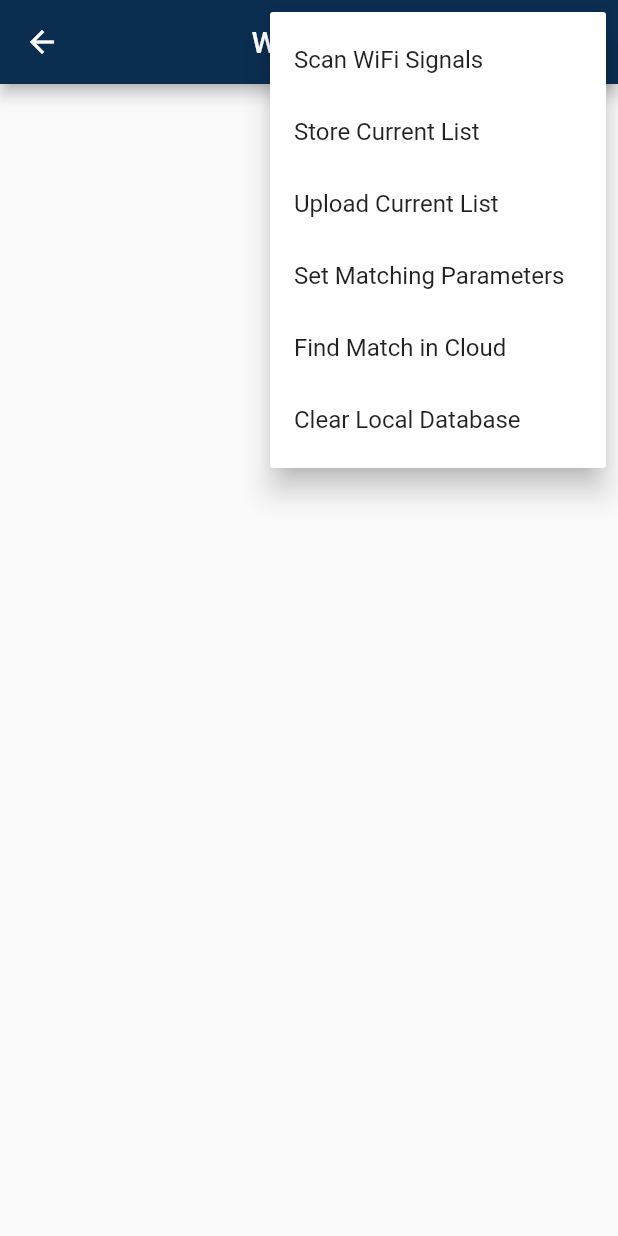
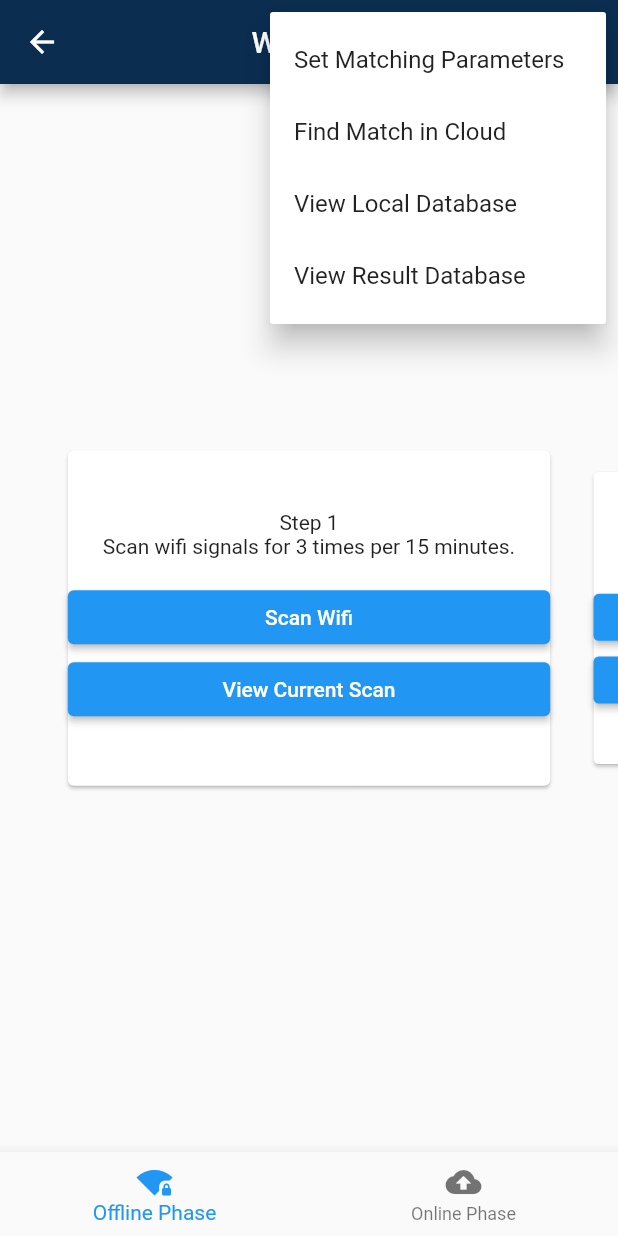
Before and after one commit to theBoilingPoint/wifi_scanning_contact_tracing, a Flutter app: the MyHomePage screen opened directly, after a tap on the "more vert" icon, on a phone screen of 412 x 824 dp. Run offline on Flutter 3.47's test engine with Material 2 defaults, Android fonts, the phone set to English and light mode, and no system bars; drawn by our look-alikes of carousel_slider; our stand-ins replace cloud_firestore, firebase_auth, firebase_core, hexcolor, sembast, tuple and 1 more; accounts and stored records are empty.

Commit message:
Constructing steps cards.

```diff
--- /dev/null
+++ b/lib/screens/demo/db_operations.dart
@@ -0,0 +1,62 @@
+import 'package:collection/collection.dart';
+import 'package:wifi/wifi.dart';
+import 'package:wifi_scanning_flutter/data/result_dao.dart';
+import 'package:wifi_scanning_flutter/data/wifi_dao.dart';
+import 'package:wifi_scanning_flutter/models/customised_result.dart';
+import 'package:wifi_scanning_flutter/models/customised_wifi.dart';
+import 'package:wifi_scanning_flutter/services/cloud_database.dart';
+
+class DatabaseOperations {
+  WifiDao wifiDao = WifiDao();
+  ResultDao resultDao = ResultDao();
+
+  Future<List<WifiResult>> scanWifi() async {
+    return await Wifi.list('');
+  }
+
+  Future<void> storeScansInLocalDatabase(List<WifiResult> ssidList) async {
+    String timeStamp = DateTime.now().toString();
+    for (var i = 0; i < ssidList.length; i++) {
+      CustomisedWifi curWifi = new CustomisedWifi(timeStamp, ssidList[i].ssid,
+          ssidList[i].bssid, ssidList[i].level, ssidList[i].frequency);
+      await wifiDao.insert(curWifi);
+    }
+  }
+
+  Future<void> uploadScansToCloud(String userId) async {
+    List<CustomisedWifi> wifiListInDatabase =
+        await wifiDao.getAllSortedBy("dateTime");
+    Map<String, List<CustomisedWifi>> groupedwifiList = groupBy(
+        wifiListInDatabase, (CustomisedWifi eachSignal) => eachSignal.dateTime);
+    Map<String, List<Map>> newGroupedWifiList = Map();
+    groupedwifiList.forEach((key, value) {
+      List<Map> newValue = [];
+      value.forEach((element) {
+        newValue.add(element.toMap());
+      });
+      newGroupedWifiList[key] = newValue;
+    });
+
+    await DatabaseService(uid: userId).updateUserData(newGroupedWifiList);
+  }
+
+  Future<void> insertResultToDb(CustomisedResult result) async {
+    await resultDao.insert(result);
+  }
+
+  void printWiFiListInLocalDatabase() async {
+    List wifiListInDatabase = await wifiDao.getAllSortedBy("dateTime");
+    wifiListInDatabase.forEach((element) {
+      print(
+          "Time: ${element.dateTime} SSID: ${element.ssid} BSSID: ${element.bssid} RSSI: ${element.rssi} Frequency: ${element.frequency}");
+    });
+  }
+
+  void clearLocalDataBase() {
+    wifiDao.deleteAll();
+  }
+
+  Future<void> clearCloudDataBase(String userId) async {
+    await DatabaseService(uid: userId).deleteAllScansOfCurrentUser();
+  }
+}
--- /dev/null
+++ b/lib/screens/demo/widgets/cards.dart
@@ -0,0 +1,127 @@
+import 'package:flutter/material.dart';
+import 'package:wifi/wifi.dart';
+import 'package:wifi_scanning_flutter/screens/demo/db_operations.dart';
+
+import 'step_card.dart';
+
+class CardsCreator {
+  DatabaseOperations databaseOperations = DatabaseOperations();
+  List<WifiResult> ssidList = [];
+
+  List<Widget> createOnlineStepCards() {
+    List<StepCard> stepCards = [
+      StepCard(
+        stepNum: 1,
+        description: "Download other users' scans from the cloud",
+        buttons: [],
+      ),
+      StepCard(
+        stepNum: 2,
+        description: """For each scan in the local database, see if there is a scan from the cloud that is made within 15 minutes. Get 2 sets of matching, 1 for local and 1 for cloud.""",
+        buttons: [],
+      ),
+      StepCard(
+        stepNum: 3,
+        description: """Group items in each set by timestamps and obtain 2 maps. Loop through entries of each map and return true if the similarity between 2 lists of scans within the same timestamp is above the threshold.""",
+        buttons: [],
+      )
+    ];
+    return stepCards;
+  }
+
+  List<Widget> createOfflineStepCards(BuildContext context, String userId) {
+    List<StepCard> stepCards = [
+      StepCard(
+        stepNum: 1,
+        description: "Scan wifi signals for 3 times per 15 minutes.",
+        buttons: [
+          ElevatedButton(
+            child: Text("Scan Wifi"),
+            onPressed: () async {
+              ssidList = await databaseOperations.scanWifi();
+              ScaffoldMessenger.of(context).showSnackBar(const SnackBar(
+                content: Text("Scan finished."),
+              ));
+            },
+          ),
+          ElevatedButton(
+            child: Text("View Current Scan"),
+            onPressed: () {
+              Navigator.push(
+                  context,
+                  MaterialPageRoute(
+                      builder: (context) => ListView.builder(
+                          padding: EdgeInsets.all(8.0),
+                          itemCount: ssidList.length,
+                          itemBuilder: (BuildContext context, int index) {
+                            if (ssidList.isEmpty) {
+                              return Column(
+                                  //TODO need to figure out a display for empty scan!
+                                  );
+                            } else {
+                              return Material(
+                                child: ListTile(
+                                    title: Text(
+                                        "BSSID: ${ssidList[index].bssid} RSSI: ${ssidList[index].level}dBm Frequency: ${ssidList[index].frequency}MHz")),
+                              );
+                            }
+                          })));
+            },
+          ),
+        ],
+      ),
+      StepCard(
+        stepNum: 2,
+        description: "Store each scan in the local database",
+        buttons: [
+          ElevatedButton(
+            child: Text("Store Current Scan"),
+            onPressed: () {
+              databaseOperations.storeScansInLocalDatabase(ssidList);
+              ScaffoldMessenger.of(context).showSnackBar(const SnackBar(
+                content: Text("Current scan is stored."),
+              ));
+            },
+          ),
+          ElevatedButton(
+            child: Text("Clear Local Database"),
+            onPressed: () {},
+            onLongPress: () {
+              databaseOperations.clearLocalDataBase();
+              ScaffoldMessenger.of(context).showSnackBar(const SnackBar(
+                content: Text("Local database is cleared."),
+              ));
+            },
+          ),
+        ],
+      ),
+      StepCard(
+        stepNum: 3,
+        description:
+            "Once the user is tested postive, the scans in the local database within 7 days will be uploaded to the cloud database.",
+        buttons: [
+          ElevatedButton(
+            child: Text("Upload to Cloud"),
+            onPressed: () {
+              databaseOperations.uploadScansToCloud(userId);
+              ScaffoldMessenger.of(context).showSnackBar(const SnackBar(
+                content: Text("Current local database has been uploaded."),
+              ));
+            },
+          ),
+          ElevatedButton(
+            child: Text("Clear Current User's Cloud Data"),
+            onPressed: () {},
+            onLongPress: () {
+              databaseOperations.clearCloudDataBase(userId);
+              ScaffoldMessenger.of(context).showSnackBar(const SnackBar(
+                content: Text("Current cloud database has been cleared."),
+              ));
+            },
+          ),
+        ],
+      ),
+    ];
+    return stepCards;
+  }
+}
--- /dev/null
+++ b/lib/screens/demo/widgets/step_card.dart
@@ -0,0 +1,38 @@
+import 'package:flutter/material.dart';
+
+class StepCard extends StatefulWidget {
+  final int stepNum;
+  final String description;
+  final List buttons;
+
+  StepCard({Key key, this.stepNum, this.description, this.buttons})
+      : super(key: key);
+
+  @override
+  _StepCardState createState() => _StepCardState();
+}
+
+class _StepCardState extends State<StepCard> {
+  @override
+  Widget build(BuildContext context) {
+    return Card(
+      child: Column(
+        mainAxisAlignment: MainAxisAlignment.center,
+        mainAxisSize: MainAxisSize.max,
+        children: <Widget>[
+          Text("Step ${widget.stepNum.toString()}"),
+          Text(widget.description),
+          SizedBox(height: 15,),
+          ListView.builder(
+            physics: NeverScrollableScrollPhysics(),
+            shrinkWrap: true,
+            itemCount: widget.buttons.length,
+            itemBuilder: (context, index) {
+              return widget.buttons[index];
+            }
+          ),
+        ],
+      ),
+    );
+  }
+}
--- a/lib/screens/demo/wifi.dart
+++ b/lib/screens/demo/wifi.dart
@@ -1,18 +1,15 @@
 import 'dart:async';
 
-import 'package:cloud_firestore/cloud_firestore.dart';
-import 'package:collection/collection.dart';
+import 'package:carousel_slider/carousel_slider.dart';
 import 'package:flutter/material.dart';
 import 'package:hexcolor/hexcolor.dart';
 import 'package:provider/provider.dart';
-import 'package:wifi/wifi.dart';
-import 'package:wifi_scanning_flutter/data/result_dao.dart';
-import 'package:wifi_scanning_flutter/data/wifi_dao.dart';
-import 'package:wifi_scanning_flutter/models/customised_result.dart';
+import 'package:tuple/tuple.dart';
 import 'package:wifi_scanning_flutter/models/customised_user.dart';
-import 'package:wifi_scanning_flutter/models/customised_wifi.dart';
+import 'package:wifi_scanning_flutter/screens/demo/db_operations.dart';
+import 'package:wifi_scanning_flutter/screens/demo/widgets/cards.dart';
+import 'package:wifi_scanning_flutter/screens/demo/widgets/dialogs.dart';
 import 'package:wifi_scanning_flutter/screens/demo/wifi_matching.dart';
-import 'package:wifi_scanning_flutter/services/cloud_database.dart';
 
 class MyHomePage extends StatefulWidget {
   const MyHomePage({Key wifiList}) : super(key: wifiList);
@@ -22,11 +19,12 @@ class MyHomePage extends StatefulWidget {
 }
 
 class _MyHomePageState extends State<MyHomePage> {
-  int level = 0;
-  List<WifiResult> ssidList = [];
-  WifiDao wifiDao = WifiDao();
-  ResultDao resultDao = ResultDao();
   WifiMatching matcher = new WifiMatching();
+  DatabaseOperations databaseOperations = DatabaseOperations();
+
+  DialogsCreator dialogsCreator = DialogsCreator();
+  CardsCreator cardsCreator = CardsCreator();
+  int bottomNavigationBarIdx = 0;
 
   bool hasMatch;
   double strongestNPercentInRssi = 0;
@@ -37,10 +35,18 @@ class _MyHomePageState extends State<MyHomePage> {
     super.initState();
   }
 
+  void _onItemTapped(int index) {
+    setState(() {
+      bottomNavigationBarIdx = index;
+    });
+  }
+
   @override
   Widget build(BuildContext context) {
     final user = Provider.of<CustomisedUser>(context);
     final Color kingsBlue = HexColor('#0a2d50');
+    List<Widget> _widgetOptions =
+        createBottomNavigatorBarWidgets(context, user.uid);
 
     return Scaffold(
       appBar: AppBar(
@@ -51,24 +57,11 @@ class _MyHomePageState extends State<MyHomePage> {
           PopupMenuButton<String>(
             onSelected: (val) async {
               switch (val) {
-                case TextMenu.scan:
-                  await loadData();
-                  break;
-                case TextMenu.store:
-                  await storeScansInLocalDatabase();
-                  ScaffoldMessenger.of(context).showSnackBar(const SnackBar(
-                    content: Text("Scans have been saved locally."),
-                  ));
-                  printWiFiListInLocalDatabase();
-                  break;
-                case TextMenu.upload:
-                  await uploadScansToCloud(user.uid);
-                  ScaffoldMessenger.of(context).showSnackBar(const SnackBar(
-                    content: Text("Scans have been uploaded to cloud."),
-                  ));
-                  break;
                 case TextMenu.param:
-                  await createParameterAdjustingDialog(context);
+                  Tuple2<double, double> params = await dialogsCreator
+                      .createParameterAdjustingDialog(context);
+                  strongestNPercentInRssi = params.item1;
+                  similarityThr = params.item2;
                   break;
                 case TextMenu.match:
                   setState(() async {
@@ -77,7 +70,8 @@ class _MyHomePageState extends State<MyHomePage> {
                         Duration(minutes: 15),
                         strongestNPercentInRssi,
                         similarityThr);
-                    await createResultConfirmingDialog(context);
+                    await dialogsCreator.createResultConfirmingDialog(context,
+                        hasMatch, strongestNPercentInRssi, similarityThr);
                   });
                   break;
               }
@@ -88,170 +82,72 @@ class _MyHomePageState extends State<MyHomePage> {
           )
         ],
       ),
-      body: Container(
-        child: ListView.builder(
-          padding: EdgeInsets.all(8.0),
-          itemCount: ssidList.length,
-          itemBuilder: (BuildContext context, int index) {
-            return ListTile(
-                title: Text(
-                    "BSSID: ${ssidList[index].bssid} RSSI: ${ssidList[index].level}dBm Frequency: ${ssidList[index].frequency}MHz"));
-          },
-        ),
+      body: Center(
+        child: _widgetOptions.elementAt(bottomNavigationBarIdx),
+      ),
+      bottomNavigationBar: BottomNavigationBar(
+        items: [
+          BottomNavigationBarItem(
+              icon: Icon(Icons.signal_wifi_4_bar_lock), label: "Offline Phase"),
+          BottomNavigationBarItem(
+              icon: Icon(Icons.cloud_upload), label: "Online Phase"),
+        ],
+        currentIndex: bottomNavigationBarIdx,
+        onTap: _onItemTapped,
       ),
     );
   }
 
-  Function listCompare = const ListEquality().equals;
-
-  Future<void> loadData() async {
-    Wifi.list('').then((list) {
-      setState(() {
-        ssidList = list;
-      });
-    });
-  }
-
-  Future<void> storeScansInLocalDatabase() async {
-    String timeStamp = DateTime.now().toString();
-    for (var i = 0; i < ssidList.length; i++) {
-      CustomisedWifi curWifi = new CustomisedWifi(timeStamp, ssidList[i].ssid,
-          ssidList[i].bssid, ssidList[i].level, ssidList[i].frequency);
-      await wifiDao.insert(curWifi);
-    }
-  }
-
-  Future<void> uploadScansToCloud(String userId) async {
-    List<CustomisedWifi> wifiListInDatabase =
-        await wifiDao.getAllSortedBy("dateTime");
-    Map<String, List<CustomisedWifi>> groupedwifiList = groupBy(
-        wifiListInDatabase, (CustomisedWifi eachSignal) => eachSignal.dateTime);
-    Map<String, List<Map>> newGroupedWifiList = Map();
-    groupedwifiList.forEach((key, value) {
-      List<Map> newValue = [];
-      value.forEach((element) {
-        newValue.add(element.toMap());
-      });
-      newGroupedWifiList[key] = newValue;
-    });
-
-    await DatabaseService(uid: userId).updateUserData(newGroupedWifiList);
-  }
-
-  void printWiFiListInLocalDatabase() async {
-    List wifiListInDatabase = await wifiDao.getAllSortedBy("dateTime");
-    wifiListInDatabase.forEach((element) {
-      print(
-          "Time: ${element.dateTime} SSID: ${element.ssid} BSSID: ${element.bssid} RSSI: ${element.rssi} Frequency: ${element.frequency}");
-    });
-  }
-
-  void clearLocalDataBase() {
-    wifiDao.deleteAll();
-  }
-
-  Future<void> createResultConfirmingDialog(BuildContext context) async {
-    return await showDialog(
-        context: context,
-        builder: (context) {
-          return AlertDialog(
-            title: Text("Result"),
-            content: Text("The predicted matching result is: $hasMatch"),
-            actions: [
-              TextButton(
-                  onPressed: () async {
-                    await resultDao.insert(new CustomisedResult(
-                        strongestNPercentInRssi,
-                        similarityThr,
-                        hasMatch,
-                        true));
-                    ScaffoldMessenger.of(context).showSnackBar(const SnackBar(
-                      content: Text("This result has been saved."),
-                    ));
-                    Navigator.of(context).pop();
-                  },
-                  child: Text("Correct")),
-              TextButton(
-                  onPressed: () async {
-                    await resultDao.insert(new CustomisedResult(
-                        strongestNPercentInRssi,
-                        similarityThr,
-                        hasMatch,
-                        false));
-                    ScaffoldMessenger.of(context).showSnackBar(const SnackBar(
-                      content: Text("This result has been saved."),
-                    ));
-                    Navigator.of(context).pop();
-                  },
-                  child: Text("Wrong")),
-            ],
-          );
-        });
-  }
-
-  Future<void> createParameterAdjustingDialog(BuildContext context) async {
-    return await showDialog(
-        context: context,
-        builder: (context) {
-          double newStrongestNPercentInRssi = 0;
-          double newSimilarityThr = 0;
-          //need to wrap the dialog inside a stateful widget otherwise
-          //the sliders don't slide
-          return StatefulBuilder(builder: (context, setState) {
-            return AlertDialog(
-              title: Text("Please adjust the matching parameters"),
-              content:
-                  Column(mainAxisSize: MainAxisSize.min, children: <Widget>[
-                SizedBox(
-                  height: 10.0,
-                ),
-                Text(
-                    "Filter Percentage: ${strongestNPercentInRssi.toStringAsFixed(2)}"),
-                Slider(
-                    value: strongestNPercentInRssi,
-                    min: 0,
-                    max: 1,
-                    onChanged: (double val) {
-                      //print(val.toString());
-                      setState(() {
-                        newStrongestNPercentInRssi = val;
-                        strongestNPercentInRssi = newStrongestNPercentInRssi;
-                      });
-                    }),
-                Text(
-                    "Similarity Threshold: ${similarityThr.toStringAsFixed(2)}"),
-                Slider(
-                    value: similarityThr,
-                    min: 0,
-                    max: 1,
-                    onChanged: (double val) {
-                      //print(val.toString());
-                      setState(() {
-                        newSimilarityThr = val;
-                        similarityThr = newSimilarityThr;
-                      });
-                    }),
-              ]),
-            );
-          });
-        });
+  List<Widget> createBottomNavigatorBarWidgets(
+      BuildContext context, String userId) {
+    List<Widget> widgets = [
+      Container(
+          child: Column(
+        mainAxisAlignment: MainAxisAlignment.center,
+        crossAxisAlignment: CrossAxisAlignment.center,
+        children: <Widget>[
+          CarouselSlider(
+            options: CarouselOptions(
+              viewportFraction: 0.8,
+              initialPage: 0,
+              enlargeCenterPage: true,
+              enableInfiniteScroll: false,
+            ),
+            items: cardsCreator.createOfflineStepCards(context, userId),
+          ),
+        ],
+      )),
+      Container(
+          child: Column(
+        mainAxisAlignment: MainAxisAlignment.center,
+        crossAxisAlignment: CrossAxisAlignment.center,
+        children: <Widget>[
+          CarouselSlider(
+            options: CarouselOptions(
+              viewportFraction: 0.8,
+              initialPage: 0,
+              enlargeCenterPage: true,
+              enableInfiniteScroll: false,
+            ),
+            items: cardsCreator.createOnlineStepCards(),
+          ),
+        ],
+      )),
+    ];
+    return widgets;
   }
 }
 
 class TextMenu {
-  static const String scan = "Scan WiFi Signals";
-  static const String store = "Store Current List";
-  static const String upload = "Upload Current List";
   static const String param = "Set Matching Parameters";
   static const String match = "Find Match in Cloud";
-  static const String clear = "Clear Local Database";
+  static const String localDb = "View Local Database";
+  static const String resultDb = "View Result Database";
 
   static const items = <String>[
-    scan,
-    store,
-    upload,
     param,
     match,
-    clear,
+    localDb,
+    resultDb,
   ];
 }
--- a/pubspec.yaml
+++ b/pubspec.yaml
@@ -53,13 +53,11 @@ dependencies:
   flutter_bloc: ^6.1.1
   equatable: ^1.2.5
   intl: ^0.16.1
+  tuple: ^1.0.3
   collection: ^1.14.13
   webview_flutter: ^2.0.1
-  # data collection essentials
+  carousel_slider: ^3.0.0
   csv: ^4.1.0
-
-  # The following adds the Cupertino Icons font to your application.
-  # Use with the CupertinoIcons class for iOS style icons.
   cupertino_icons: ^1.0.0
 
 dev_dependencies:
```
Also changed, not shown: lib/screens/demo/widgets/dialogs.dart (added, +97 -0 lines), pubspec.lock.
